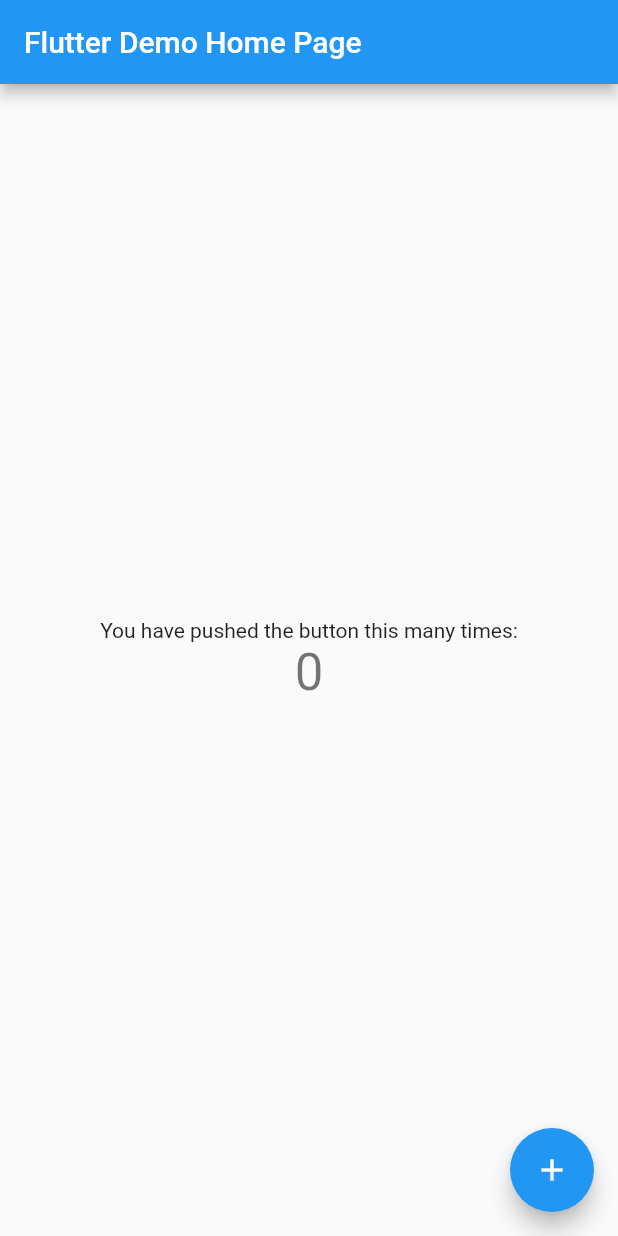
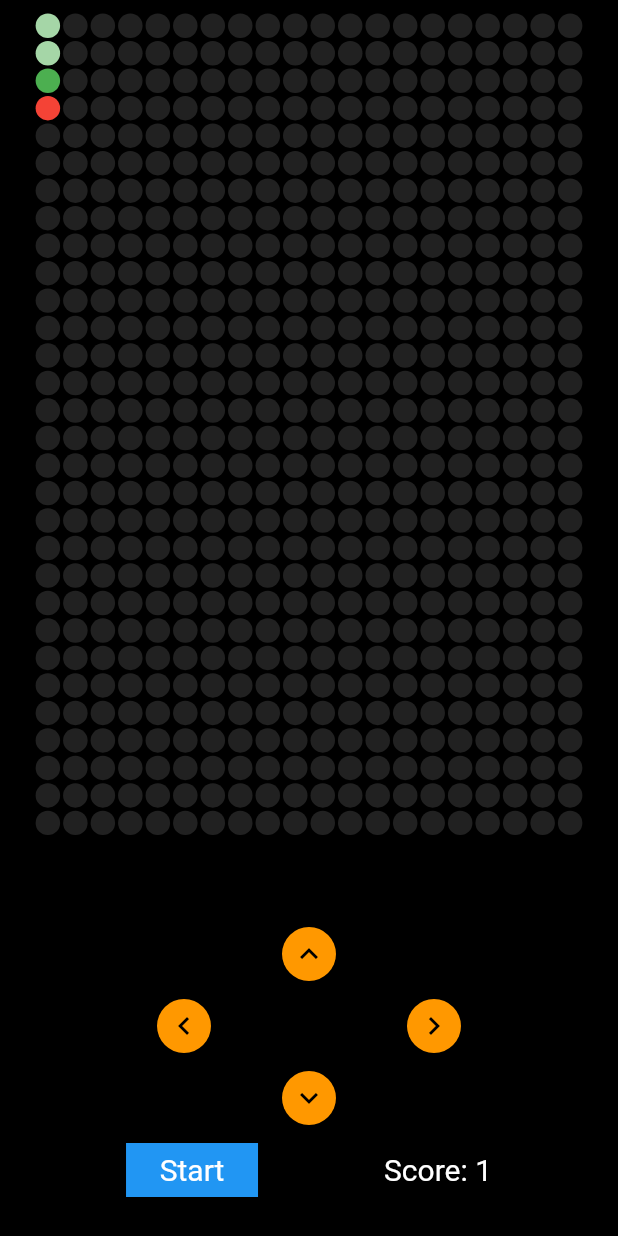
Before and after one commit to mzeynepaltun/2D_Snake_Game, a Flutter app: the screen it shows after launch, on a phone screen of 412 x 824 dp. Run offline on Flutter 3.47's test engine with Material 2 defaults, Android fonts, the phone set to English and light mode, and no system bars.

Commit message:
first_commit

```diff
--- /dev/null
+++ b/lib/home_page.dart
@@ -0,0 +1,279 @@
+import 'package:flutter/material.dart';
+import 'dart:async';
+import 'dart:math';
+
+class GamePage extends StatefulWidget {
+  const GamePage({Key? key}) : super(key: key);
+
+  @override
+  State<GamePage> createState() => _GamePageState();
+}
+
+class _GamePageState extends State<GamePage> {
+  final int squaresPerRow = 20;
+  final int squaresPerCol = 30;
+  final fontStyle = const TextStyle(color: Colors.white, fontSize: 20);
+  final randomGen = Random();
+
+  var snake = [
+    [0, 2],
+    [0, 1],
+    [0, 0]
+  ];
+  var food = [0, 3];
+  var direction = 'up';
+  late Timer timer;
+  double speed = 0.75;
+  var isPlaying = false;
+
+  void startGame() {
+    speed = 0.75;
+
+    snake = [
+      [(squaresPerRow / 2).floor(), (squaresPerCol / 2).floor()]
+    ];
+    snake.add([snake.first[0], snake.first[1] + 1]);
+    snake.add([snake.first[0], snake.first[1] + 2]);
+    createFood();
+
+    isPlaying = true;
+    Timer.periodic(Duration(milliseconds: 300 ~/ speed), (Timer timer) {
+      moveSnake();
+      if (checkGameOver()) {
+        timer.cancel();
+        endGame();
+      }
+    });
+  }
+
+  void moveSnake() {
+    setState(() {
+      switch (direction) {
+        case 'up':
+          snake.insert(0, [snake.first[0], snake.first[1] - 1]);
+          break;
+        case 'down':
+          snake.insert(0, [snake.first[0], snake.first[1] + 1]);
+          break;
+        case 'left':
+          snake.insert(0, [snake.first[0] - 1, snake.first[1]]);
+          break;
+        case 'right':
+          snake.insert(0, [snake.first[0] + 1, snake.first[1]]);
+          break;
+      }
+
+      if (snake.first[0] != food[0] || snake.first[1] != food[1]) {
+        snake.removeLast();
+      } else {
+        speed = speed + 0.25;
+        print(speed);
+        createFood();
+      }
+    });
+  }
+
+  void createFood() {
+    food = [
+      randomGen.nextInt(squaresPerRow),
+      randomGen.nextInt(squaresPerCol),
+    ];
+  }
+
+  bool checkGameOver() {
+    if (!isPlaying ||
+        snake.first[1] < 0 ||
+        snake.first[1] >= squaresPerCol ||
+        snake.first[0] < 0 ||
+        snake.first[0] > squaresPerRow) {
+      return true;
+    }
+
+    for (var i = 1; i < snake.length; ++i) {
+      if (snake[i][0] == snake.first[0] && snake[i][1] == snake.first[1]) {
+        return true;
+      }
+    }
+
+    return false;
+  }
+
+  void endGame() {
+    isPlaying = false;
+
+    showDialog(
+        context: context,
+        builder: (BuildContext context) {
+          return AlertDialog(
+            title: const Text('Game Over'),
+            content: Text(
+              'Score: ${snake.length - 2}',
+              style: const TextStyle(fontSize: 20),
+            ),
+            actions: <Widget>[
+              RawMaterialButton(
+                child: const Text('Close'),
+                onPressed: () {
+                  Navigator.of(context).pop();
+                },
+              ),
+            ],
+          );
+        });
+  }
+
+  @override
+  Widget build(BuildContext context) {
+    // final screenSize = MediaQuery.of(context).size;
+    // final screenWidth = screenSize.width;
+    // final screenHeight = screenSize.height;
+    return SafeArea(
+      child: Scaffold(
+        backgroundColor: Colors.black,
+        body: Column(children: <Widget>[
+          Expanded(
+            child: AspectRatio(
+              aspectRatio: squaresPerRow / (squaresPerCol + 2),
+              child: Padding(
+                padding: const EdgeInsets.all(8.0),
+                child: GridView.builder(
+                  physics: const NeverScrollableScrollPhysics(),
+                  gridDelegate: SliverGridDelegateWithFixedCrossAxisCount(
+                    crossAxisCount: squaresPerRow,
+                  ),
+                  itemCount: squaresPerRow * squaresPerCol,
+                  itemBuilder: (BuildContext context, int index) {
+                    Color? color;
+                    var x = index % squaresPerRow;
+                    var y = (index / squaresPerRow).floor();
+
+                    bool isSnakeBody = false;
+                    for (var pos in snake) {
+                      if (pos[0] == x && pos[1] == y) {
+                        isSnakeBody = true;
+                        break;
+                      }
+                    }
+
+                    if (snake.first[0] == x && snake.first[1] == y) {
+                      color = Colors.green;
+                    } else if (isSnakeBody) {
+                      color = Colors.green[200];
+                    } else if (food[0] == x && food[1] == y) {
+                      color = Colors.red;
+                    } else {
+                      color = Colors.grey[900];
+                    }
+
+                    return Container(
+                      margin: const EdgeInsets.all(1),
+                      decoration: BoxDecoration(
+                        color: color,
+                        shape: BoxShape.circle,
+                      ),
+                    );
+                  },
+                ),
+              ),
+            ),
+          ),
+          Center(
+            child: Column(children: [
+              Row(
+                mainAxisAlignment: MainAxisAlignment.center,
+                children: [
+                  RawMaterialButton(
+                    shape: const CircleBorder(),
+                    fillColor: Colors.orange,
+                    onPressed: (() {
+                      if (direction != 'down') {
+                        direction = 'up';
+                      }
+                    }),
+                    child: const Icon(
+                      Icons.keyboard_arrow_up,
+                      color: Colors.black,
+                    ),
+                  ),
+                ],
+              ),
+              Row(
+                mainAxisAlignment: MainAxisAlignment.spaceEvenly,
+                children: [
+                  RawMaterialButton(
+                    shape: const CircleBorder(),
+                    fillColor: Colors.orange,
+                    onPressed: (() {
+                      if (direction != 'right') {
+                        direction = 'left';
+                      }
+                    }),
+                    child: const Icon(
+                      Icons.keyboard_arrow_left,
+                      color: Colors.black,
+                    ),
+                  ),
+                  RawMaterialButton(
+                    shape: const CircleBorder(),
+                    fillColor: Colors.orange,
+                    onPressed: (() {
+                      if (direction != 'left') {
+                        direction = 'right';
+                      }
+                    }),
+                    child: const Icon(
+                      Icons.keyboard_arrow_right,
+                      color: Colors.black,
+                    ),
+                  ),
+                ],
+              ),
+              Row(
+                mainAxisAlignment: MainAxisAlignment.center,
+                children: [
+                  RawMaterialButton(
+                    shape: const CircleBorder(),
+                    fillColor: Colors.orange,
+                    onPressed: (() {
+                      if (direction != 'up') {
+                        direction = 'down';
+                      }
+                    }),
+                    child: const Icon(
+                      Icons.keyboard_arrow_down,
+                      color: Colors.black,
+                    ),
+                  ),
+                ],
+              ),
+            ]),
+          ),
+          Padding(
+              padding: const EdgeInsets.only(bottom: 20),
+              child: Row(
+                mainAxisAlignment: MainAxisAlignment.spaceEvenly,
+                children: <Widget>[
+                  RawMaterialButton(
+                      fillColor: isPlaying ? Colors.red : Colors.blue,
+                      child: Text(
+                        isPlaying ? 'End' : 'Start',
+                        style: fontStyle,
+                      ),
+                      onPressed: () {
+                        if (isPlaying) {
+                          isPlaying = false;
+                        } else {
+                          startGame();
+                        }
+                      }),
+                  Text(
+                    'Score: ${snake.length - 2}',
+                    style: fontStyle,
+                  ),
+                ],
+              )),
+        ]),
+      ),
+    );
+  }
+}
--- a/lib/main.dart
+++ b/lib/main.dart
@@ -1,115 +1,16 @@
 import 'package:flutter/material.dart';
+import 'home_page.dart';
 
-void main() {
-  runApp(const MyApp());
-}
+void main() => runApp(const MyApp());
 
 class MyApp extends StatelessWidget {
-  const MyApp({super.key});
+  const MyApp({Key? key}) : super(key: key);
 
-  // This widget is the root of your application.
   @override
   Widget build(BuildContext context) {
-    return MaterialApp(
-      title: 'Flutter Demo',
-      theme: ThemeData(
-        // This is the theme of your application.
-        //
-        // Try running your application with "flutter run". You'll see the
-        // application has a blue toolbar. Then, without quitting the app, try
-        // changing the primarySwatch below to Colors.green and then invoke
-        // "hot reload" (press "r" in the console where you ran "flutter run",
-        // or simply save your changes to "hot reload" in a Flutter IDE).
-        // Notice that the counter didn't reset back to zero; the application
-        // is not restarted.
-        primarySwatch: Colors.blue,
-      ),
-      home: const MyHomePage(title: 'Flutter Demo Home Page'),
+    return const MaterialApp(
+      debugShowCheckedModeBanner: false,
+      home: GamePage(),
     );
   }
 }
-
-class MyHomePage extends StatefulWidget {
-  const MyHomePage({super.key, required this.title});
-
-  // This widget is the home page of your application. It is stateful, meaning
-  // that it has a State object (defined below) that contains fields that affect
-  // how it looks.
-
-  // This class is the configuration for the state. It holds the values (in this
-  // case the title) provided by the parent (in this case the App widget) and
-  // used by the build method of the State. Fields in a Widget subclass are
-  // always marked "final".
-
-  final String title;
-
-  @override
-  State<MyHomePage> createState() => _MyHomePageState();
-}
-
-class _MyHomePageState extends State<MyHomePage> {
-  int _counter = 0;
-
-  void _incrementCounter() {
-    setState(() {
-      // This call to setState tells the Flutter framework that something has
-      // changed in this State, which causes it to rerun the build method below
-      // so that the display can reflect the updated values. If we changed
-      // _counter without calling setState(), then the build method would not be
-      // called again, and so nothing would appear to happen.
-      _counter++;
-    });
-  }
-
-  @override
-  Widget build(BuildContext context) {
-    // This method is rerun every time setState is called, for instance as done
-    // by the _incrementCounter method above.
-    //
-    // The Flutter framework has been optimized to make rerunning build methods
-    // fast, so that you can just rebuild anything that needs updating rather
-    // than having to individually change instances of widgets.
-    return Scaffold(
-      appBar: AppBar(
-        // Here we take the value from the MyHomePage object that was created by
-        // the App.build method, and use it to set our appbar title.
-        title: Text(widget.title),
-      ),
-      body: Center(
-        // Center is a layout widget. It takes a single child and positions it
-        // in the middle of the parent.
-        child: Column(
-          // Column is also a layout widget. It takes a list of children and
-          // arranges them vertically. By default, it sizes itself to fit its
-          // children horizontally, and tries to be as tall as its parent.
-          //
-          // Invoke "debug painting" (press "p" in the console, choose the
-          // "Toggle Debug Paint" action from the Flutter Inspector in Android
-          // Studio, or the "Toggle Debug Paint" command in Visual Studio Code)
-          // to see the wireframe for each widget.
-          //
-          // Column has various properties to control how it sizes itself and
-          // how it positions its children. Here we use mainAxisAlignment to
-          // center the children vertically; the main axis here is the vertical
-          // axis because Columns are vertical (the cross axis would be
-          // horizontal).
-          mainAxisAlignment: MainAxisAlignment.center,
-          children: <Widget>[
-            const Text(
-              'You have pushed the button this many times:',
-            ),
-            Text(
-              '$_counter',
-              style: Theme.of(context).textTheme.headline4,
-            ),
-          ],
-        ),
-      ),
-      floatingActionButton: FloatingActionButton(
-        onPressed: _incrementCounter,
-        tooltip: 'Increment',
-        child: const Icon(Icons.add),
-      ), // This trailing comma makes auto-formatting nicer for build methods.
-    );
-  }
-}
```
